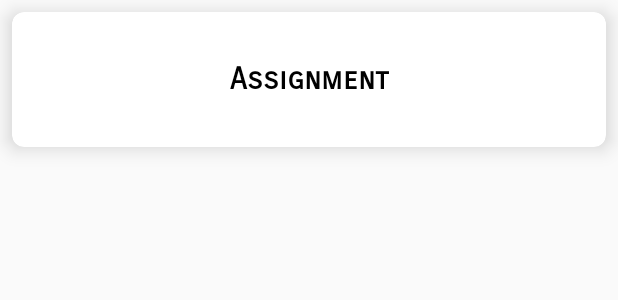
After one commit to ece1778-2021/Ready, an Android app: the layout student_assg_list_adapter.xml on its own in the app's theme, with its tools: preview values and no code run, on a phone screen of 412 x 824 dp. The commit adds this screen. Shown: the top 300 px of the screen. Run offline under Robolectric (Android 15) with nearby library versions, the phone set to English and light mode, and no system bars.

Commit message:
student assignment list ui

```diff
--- a/app/build.gradle
+++ b/app/build.gradle
@@ -28,6 +28,9 @@
     androidTestImplementation 'androidx.test.espresso:espresso-core:3.3.0'
     implementation 'com.mikhaellopez:circularimageview:3.2.0'
     implementation 'de.hdodenhof:circleimageview:3.1.0'
+    implementation 'androidx.recyclerview:recyclerview:1.1.0'
+    implementation 'androidx.cardview:cardview:1.0.0'
+
     // android support design library (new textbox, etc..)
     implementation 'androidx.core:core:1.0.0'
     implementation 'androidx.legacy:legacy-support-core-utils:1.0.0'
--- a/app/src/main/res/layout/activity_student_main.xml
+++ b/app/src/main/res/layout/activity_student_main.xml
@@ -3,4 +3,5 @@
     xmlns:android="http://schemas.android.com/apk/res/android" android:layout_width="match_parent"
     android:layout_height="match_parent">
 
+
 </androidx.constraintlayout.widget.ConstraintLayout>
--- a/app/src/main/res/layout/activity_student_register.xml
+++ b/app/src/main/res/layout/activity_student_register.xml
@@ -16,7 +16,7 @@
         android:layout_height="wrap_content">
 
         <androidx.appcompat.widget.Toolbar
-            android:id="@+id/toolbar"
+            android:id="@+id/student_register_toolbar"
             android:layout_width="match_parent"
             android:layout_height="?attr/actionBarSize"
             android:background="#FFFFFF"
--- /dev/null
+++ b/app/src/main/res/layout/student_assg_list_adapter.xml
@@ -0,0 +1,34 @@
+<?xml version="1.0" encoding="utf-8"?>
+<androidx.cardview.widget.CardView xmlns:android="http://schemas.android.com/apk/res/android"
+    xmlns:tools="http://schemas.android.com/tools"
+    xmlns:cardView="http://schemas.android.com/apk/res-auto"
+    android:id="@+id/student_assg_list_card"
+    android:layout_width="match_parent"
+    android:layout_height="90dp"
+    cardView:cardCornerRadius="8dp"
+    cardView:cardElevation="8dp"
+    android:layout_margin="8dp">
+
+    <androidx.constraintlayout.widget.ConstraintLayout
+        android:layout_width="match_parent"
+        android:layout_height="match_parent">
+
+        <TextView
+            android:id="@+id/student_assg_title"
+            android:layout_width="wrap_content"
+            android:layout_height="0dp"
+            android:layout_margin="8dp"
+            android:fontFamily="sans-serif-smallcaps"
+            android:gravity="center_vertical"
+            android:lines="1"
+            android:padding="5dp"
+            android:textAppearance="@style/TextAppearance.AppCompat.Title"
+            android:textColor="@android:color/black"
+            android:textStyle="bold"
+            cardView:layout_constraintBottom_toBottomOf="parent"
+            cardView:layout_constraintEnd_toEndOf="parent"
+            cardView:layout_constraintStart_toStartOf="parent"
+            cardView:layout_constraintTop_toTopOf="parent"
+            tools:text="Assignment" />
+    </androidx.constraintlayout.widget.ConstraintLayout>
+</androidx.cardview.widget.CardView>
```
Also changed, not shown: app/src/main/AndroidManifest.xml (+9 -0 lines), app/src/main/java/me/nirmit/ready/StudentAssgListAdapter.java (added, +65 -0 lines), app/src/main/java/me/nirmit/ready/StudentMainActivity.java (+38 -1 lines), app/src/main/java/me/nirmit/ready/StudentRegisterActivity.java (+10 -1 lines).
